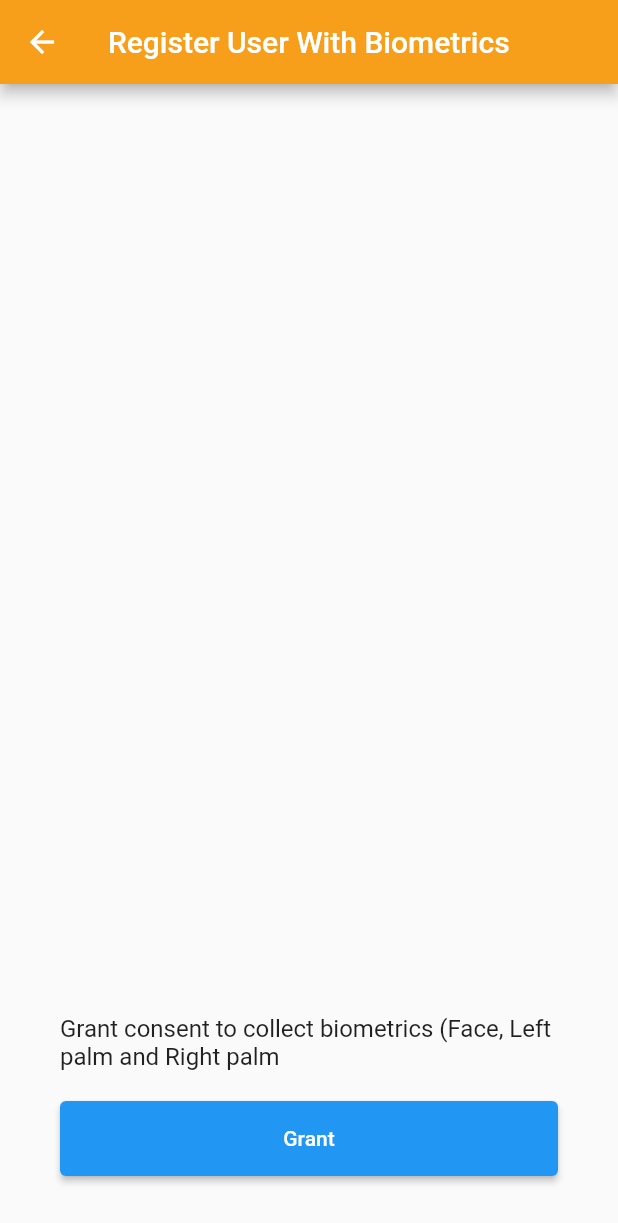
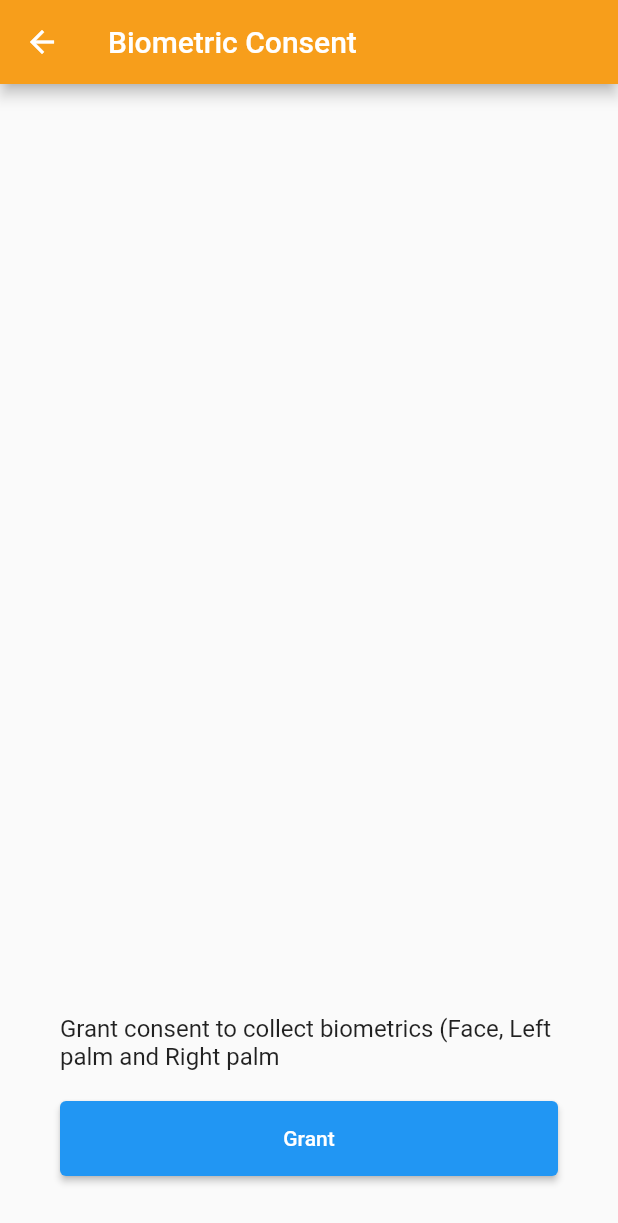
Before and after one commit to ositano/mastercard_community_pass_flutter_wrapper, a Flutter app: the screen it shows after launch, after a tap on "Pre-Transaction Phase", on a phone screen of 412 x 824 dp. Shown: the top 1223 px of the screen. Run offline on Flutter 3.47's test engine with Material 2 defaults, Android fonts, the phone set to English and light mode, and no system bars; our stand-ins replace plugin_platform_interface.

Commit message:
Fix: type

```diff
--- a/example/lib/biometricConsentScreen.dart
+++ b/example/lib/biometricConsentScreen.dart
@@ -47,7 +47,7 @@ class _BiometricConsentScreenState extends State<BiometricConsentScreen> {
   Widget build(BuildContext context) {
     return Scaffold(
         appBar: AppBar(
-          title: const Text('Register User With Biometrics'),
+          title: const Text('Biometric Consent'),
           backgroundColor: const Color.fromRGBO(247, 158, 27, 1),
         ),
         body: Padding(
--- a/example/lib/mainScreen.dart
+++ b/example/lib/mainScreen.dart
@@ -155,9 +155,7 @@ class _MyAppState extends State<MainScreen> {
               child:
                   Column(mainAxisAlignment: MainAxisAlignment.end, children: [
             const Padding(
-                padding: EdgeInsets.symmetric(
-                    horizontal: 0,
-                    vertical: 20), //apply padding horizontal or vertical only
+              padding: EdgeInsets.symmetric(horizontal: 0, vertical: 20),
               child: Text(
                 "This will include all user setup actions that facilitate the onboarding of Users for Community Pass Digital ID, multi-wallet and acceptance accounts.",
                 style: TextStyle(fontSize: 16.0),
@@ -175,7 +173,8 @@ class _MyAppState extends State<MainScreen> {
                                   const BiometricConsentScreen()));
                     },
                     child: const Text("Pre-Transaction Phase")))
-            ]))));
+          ])),
+        ));
   }
 }
 
```
Lines whose indentation alone changed are shown as unchanged.
